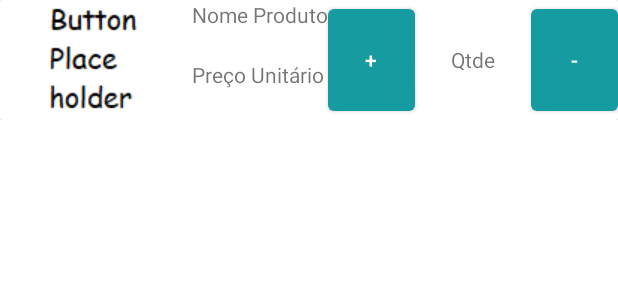
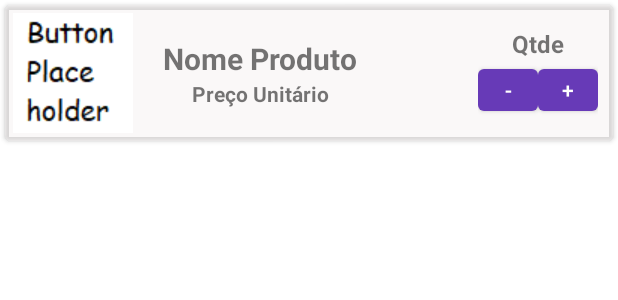
Before and after one commit to EAKerber/ProjetoSemestralLoja, an Android app: the layout layout_itens_carrinho.xml on its own in the app's theme, with its tools: preview values and no code run, on a phone screen of 412 x 824 dp. Shown: the top 300 px of the screen. Run offline under Robolectric (Android 15) with nearby library versions, the light colour scheme and no system bars.

Commit message:
Layout itens do carrinho

```diff
--- a/app/src/main/res/layout/layout_itens_carrinho.xml
+++ b/app/src/main/res/layout/layout_itens_carrinho.xml
@@ -1,6 +1,7 @@
 <?xml version="1.0" encoding="utf-8"?>
 <LinearLayout xmlns:android="http://schemas.android.com/apk/res/android"
     xmlns:app="http://schemas.android.com/apk/res-auto"
+    xmlns:tools="http://schemas.android.com/tools"
     android:layout_width="match_parent"
     android:layout_height="wrap_content"
     android:orientation="vertical">
@@ -9,63 +10,109 @@
     <androidx.cardview.widget.CardView
         android:layout_width="match_parent"
         android:layout_height="wrap_content"
-        android:paddingBottom="30dp">
+        android:layout_margin="3dp"
+        app:cardBackgroundColor="#4FEFE9E9"
+        app:cardCornerRadius="4dp">
 
         <LinearLayout
             android:layout_width="match_parent"
-            android:layout_height="match_parent"
+            android:layout_height="wrap_content"
             android:orientation="horizontal">
+
+            <androidx.constraintlayout.widget.ConstraintLayout
+                android:layout_width="match_parent"
+                android:layout_height="wrap_content">
 
                 <ImageView
                     android:id="@+id/imageView"
                     android:layout_width="wrap_content"
                     android:layout_height="wrap_content"
-                android:layout_weight="1"
+                    android:layout_margin="5dp"
+                    app:layout_constraintStart_toStartOf="parent"
+                    app:layout_constraintTop_toTopOf="parent"
+                    app:layout_constraintBottom_toBottomOf="parent"
                     app:srcCompat="@drawable/button_place_holder" />
 
-            <LinearLayout
+                <androidx.constraintlayout.widget.ConstraintLayout
+                    android:id="@+id/lyTexto"
                     android:layout_width="wrap_content"
                     android:layout_height="match_parent"
-                android:orientation="vertical">
-
+                    android:layout_marginStart="20dp"
+                    app:layout_constraintBottom_toBottomOf="parent"
+                    app:layout_constraintStart_toEndOf="@+id/imageView"
+                    app:layout_constraintTop_toTopOf="parent">
 
                     <TextView
                         android:id="@+id/nomeprod"
                         android:layout_width="wrap_content"
                         android:layout_height="wrap_content"
-                    android:layout_weight="1"
-                    android:text="Nome Produto" />
+                        android:text="Nome Produto"
+                        android:textSize="20dp"
+                        android:textStyle="bold"
+                        app:layout_constraintBottom_toTopOf="@id/precounitario"
+                        app:layout_constraintEnd_toEndOf="parent"
+                        app:layout_constraintStart_toStartOf="parent"
+                        app:layout_constraintTop_toTopOf="parent" />
 
                     <TextView
                         android:id="@+id/precounitario"
                         android:layout_width="wrap_content"
                         android:layout_height="wrap_content"
-                    android:layout_weight="1"
-                    android:text="Preço Unitário" />
+                        android:text="Preço Unitário"
+                        android:textSize="14dp"
+                        android:textStyle="bold"
+                        app:layout_constraintBottom_toBottomOf="parent"
+                        app:layout_constraintEnd_toEndOf="parent"
+                        app:layout_constraintStart_toStartOf="parent"
+                        app:layout_constraintTop_toBottomOf="@id/nomeprod" />
+                </androidx.constraintlayout.widget.ConstraintLayout>
 
-            </LinearLayout>
-
-            <Button
-                android:id="@+id/buttonsoma"
-                android:layout_width="10dp"
-                android:layout_height="match_parent"
-                android:layout_weight="1"
-                android:text="+" />
+                <LinearLayout
+                    android:id="@+id/lyQTD"
+                    android:layout_width="wrap_content"
+                    android:layout_height="wrap_content"
+                    android:layout_marginEnd="10dp"
+                    android:gravity="center"
+                    android:orientation="vertical"
+                    app:layout_constraintBottom_toBottomOf="parent"
+                    app:layout_constraintEnd_toEndOf="parent"
+                    app:layout_constraintTop_toTopOf="parent">
 
                     <TextView
                         android:id="@+id/qtde"
                         android:layout_width="wrap_content"
-                android:layout_height="match_parent"
-                android:layout_weight="1"
+                        android:layout_height="wrap_content"
+                        android:layout_gravity="center"
+                        android:textSize="16dp"
+                        android:textStyle="bold"
+                        android:text="Qtde" />
+
+                    <LinearLayout
+                        android:layout_width="wrap_content"
+                        android:layout_height="wrap_content"
                         android:gravity="center"
-                android:text="Qtde" />
+                        android:orientation="horizontal">
 
                         <Button
                             android:id="@+id/buttonsubtrai"
-                android:layout_width="10dp"
-                android:layout_height="match_parent"
-                android:layout_weight="1"
-                android:text="-" />
+                            android:layout_width="40dp"
+                            android:layout_height="40dp"
+                            android:text="-"
+                            android:textSize="14dp"
+                            app:backgroundTint="#673AB7" />
+
+                        <Button
+                            android:id="@+id/buttonsoma"
+                            android:layout_width="40dp"
+                            android:layout_height="40dp"
+                            android:text="+"
+                            android:textSize="14dp"
+                            app:backgroundTint="#673AB7" />
+                    </LinearLayout>
+                </LinearLayout>
+
+            </androidx.constraintlayout.widget.ConstraintLayout>
+
         </LinearLayout>
 
     </androidx.cardview.widget.CardView>
```
Lines whose indentation alone changed are shown as unchanged.
